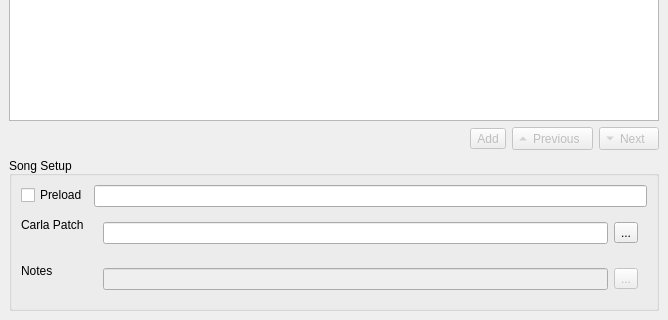
Before: the Qt Designer form src/ui/setlist_without_kde.ui in progwolff/performer, drawn with Qt 5; both pictures show x 0 to 668 and y 331 to 651 of the 668 by 651 pixel window.
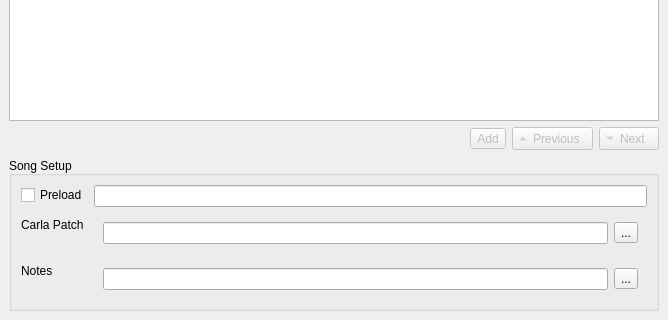
After: the same form once the commit is applied. Icons and pictures are not drawn.

What changed in the file:
```diff
--- a/src/ui/setlist_without_kde.ui
+++ b/src/ui/setlist_without_kde.ui
@@ -234,7 +234,7 @@
        <item row="4" column="1">
         <widget class="QFrame" name="frame_2">
          <property name="enabled">
-          <bool>false</bool>
+          <bool>true</bool>
          </property>
          <property name="sizePolicy">
           <sizepolicy hsizetype="MinimumExpanding" vsizetype="Preferred">
```
